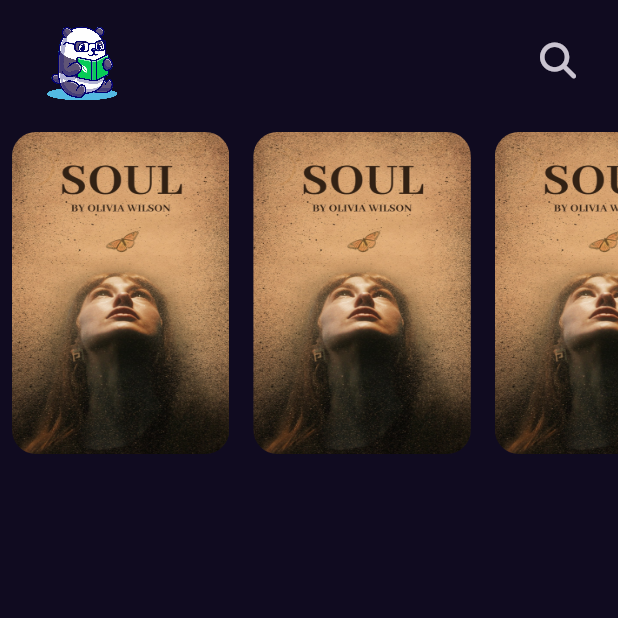
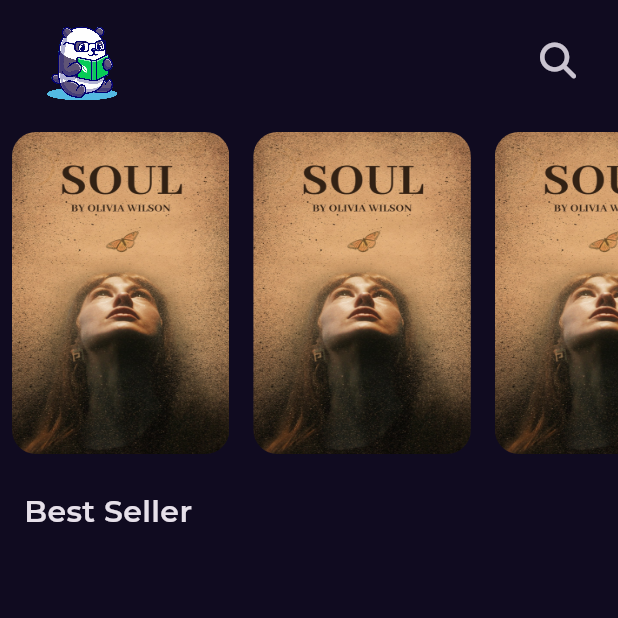
Before and after one commit to Emad-Ayad/BookWormHub, a Flutter app: the screen it shows after launch, on a phone screen of 412 x 824 dp, the top half of it. Run offline on Flutter 3.47's test engine with Material 3 defaults, Android fonts, the phone set to English and light mode, and no system bars; our stand-ins replace font_awesome_flutter, get, google_fonts.

Commit message:
add fonts & styles

```diff
--- /dev/null
+++ b/lib/core/constants/styles.dart
@@ -0,0 +1,10 @@
+import 'package:flutter/cupertino.dart';
+
+abstract class Styles{
+
+
+  static const titleMedium= TextStyle(
+    fontSize: 20,
+    fontWeight: FontWeight.w600
+  );
+}
--- a/lib/features/HomeScreen/presentation/view/widgets/home_screen_body.dart
+++ b/lib/features/HomeScreen/presentation/view/widgets/home_screen_body.dart
@@ -1,4 +1,5 @@
 import 'package:flutter/material.dart';
+import '../../../../../core/constants/styles.dart';
 import 'custom_app_bar.dart';
 import 'featured_books_list_view.dart';
 
@@ -8,9 +9,14 @@ class HomeScreenBody extends StatelessWidget {
   @override
   Widget build(BuildContext context) {
     return const Column(
+      crossAxisAlignment: CrossAxisAlignment.start,
       children: [
         CustomAppBar(),
         FeaturedBooksListView(),
+        Padding(
+          padding: EdgeInsets.all(16.0),
+          child: Text("Best Seller",style: Styles.titleMedium),
+        ),
       ],
     );
   }
--- a/lib/main.dart
+++ b/lib/main.dart
@@ -1,6 +1,7 @@
 import 'package:book_worm_hub/core/constants/constants.dart';
 import 'package:flutter/material.dart';
 import 'package:get/get.dart';
+import 'package:google_fonts/google_fonts.dart';
 
 import 'features/splash_screen/presentation/view/splash_screen.dart';
 
@@ -15,7 +16,10 @@ class BookWormHub extends StatelessWidget {
   Widget build(BuildContext context) {
     return GetMaterialApp(
       debugShowCheckedModeBanner: false,
-      theme: ThemeData.dark().copyWith(scaffoldBackgroundColor: kPrimaryColor),
+      theme: ThemeData.dark().copyWith(
+          scaffoldBackgroundColor: kPrimaryColor,
+          textTheme:
+              GoogleFonts.montserratTextTheme(ThemeData.dark().textTheme)),
       home: const SplashScreen(),
     );
   }
--- a/pubspec.yaml
+++ b/pubspec.yaml
@@ -40,6 +40,7 @@ dependencies:
   build_runner: ^2.4.13
   flutter_gen_runner: ^5.8.0
   font_awesome_flutter: ^10.8.0
+  google_fonts: ^6.2.1
 
 dev_dependencies:
   flutter_test:
```
Also changed, not shown: lib/features/splash_screen/presentation/view/widgets/splash_screen_body.dart (+3 -5 lines), pubspec.lock, 1 other file.
